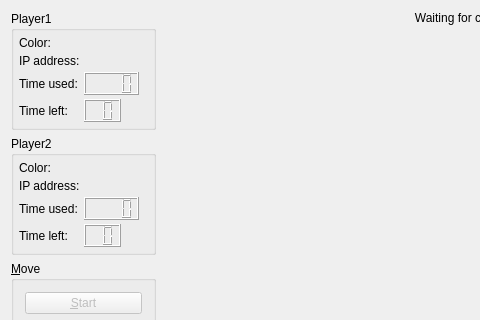
Before: the Qt Designer form forms/mainwindow.ui in equation314/Gomoku, drawn with Qt 5; both pictures show x 0 to 480 and y 0 to 320 of the 807 by 617 pixel window.
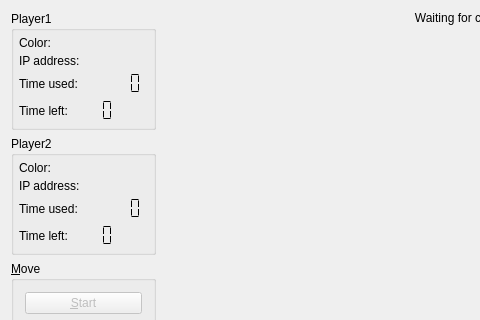
After: the same form once the commit is applied. Icons and pictures are not drawn. Custom widgets are drawn as their Qt base class.

```diff
--- a/forms/mainwindow.ui
+++ b/forms/mainwindow.ui
@@ -106,8 +106,14 @@
            <verstretch>0</verstretch>
           </sizepolicy>
          </property>
+         <property name="frameShape">
+          <enum>QFrame::NoFrame</enum>
+         </property>
          <property name="digitCount">
-          <number>4</number>
+          <number>5</number>
+         </property>
+         <property name="segmentStyle">
+          <enum>QLCDNumber::Flat</enum>
          </property>
         </widget>
        </item>
@@ -132,9 +138,15 @@
            <verstretch>0</verstretch>
           </sizepolicy>
          </property>
+         <property name="frameShape">
+          <enum>QFrame::NoFrame</enum>
+         </property>
          <property name="digitCount">
           <number>2</number>
          </property>
+         <property name="segmentStyle">
+          <enum>QLCDNumber::Flat</enum>
+         </property>
         </widget>
        </item>
        <item row="0" column="0">
@@ -289,8 +301,14 @@
            <verstretch>0</verstretch>
           </sizepolicy>
          </property>
+         <property name="frameShape">
+          <enum>QFrame::NoFrame</enum>
+         </property>
          <property name="digitCount">
-          <number>4</number>
+          <number>5</number>
+         </property>
+         <property name="segmentStyle">
+          <enum>QLCDNumber::Flat</enum>
          </property>
         </widget>
        </item>
@@ -315,9 +333,15 @@
            <verstretch>0</verstretch>
           </sizepolicy>
          </property>
+         <property name="frameShape">
+          <enum>QFrame::NoFrame</enum>
+         </property>
          <property name="digitCount">
           <number>2</number>
          </property>
+         <property name="segmentStyle">
+          <enum>QLCDNumber::Flat</enum>
+         </property>
         </widget>
        </item>
        <item row="0" column="1">
```
Left out of the diff: 2 changed lines with no effect on the pictures.
